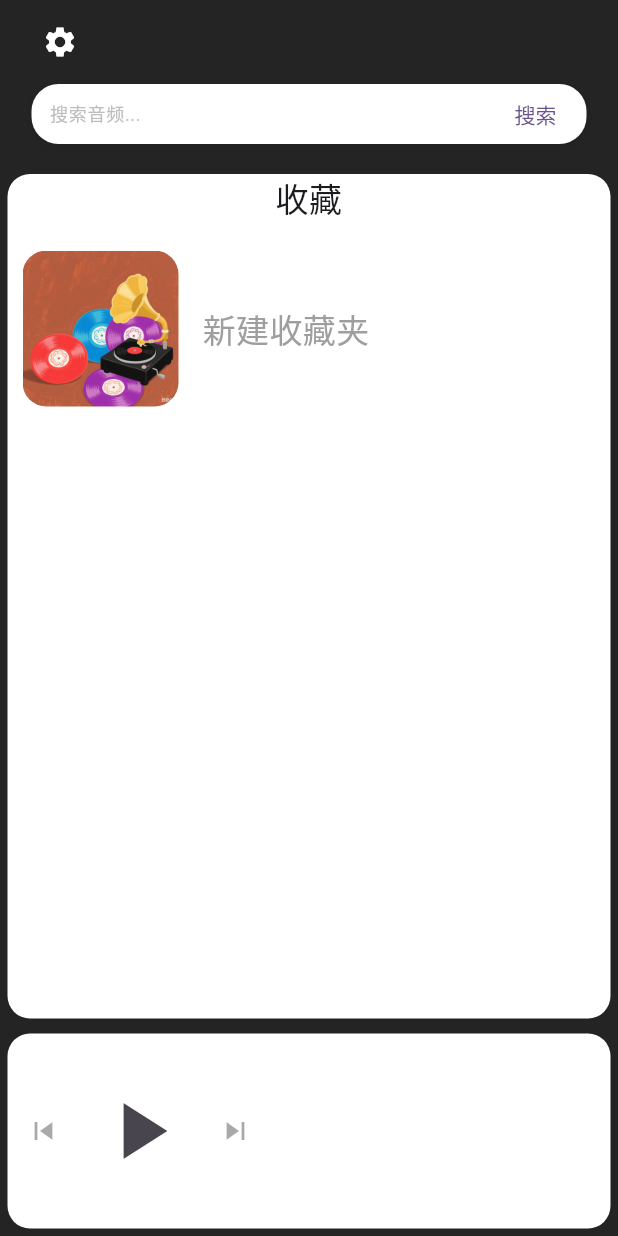
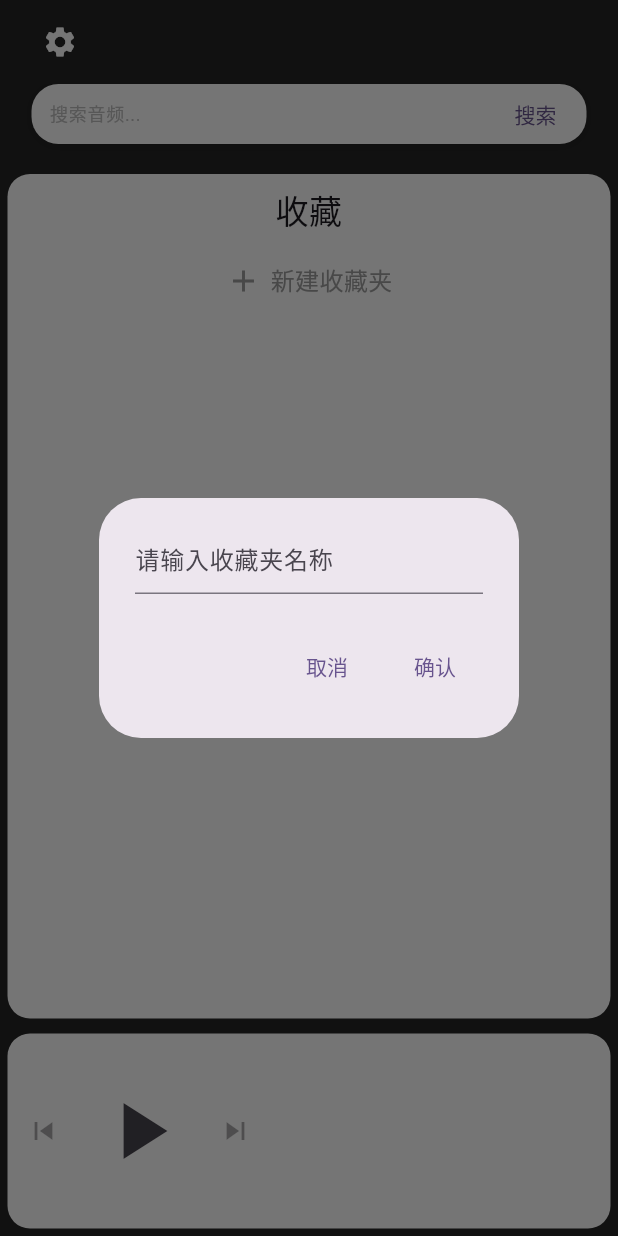
Before and after one commit to PanRui1999/sound_free, a Flutter app: the screen it shows after launch, after a tap on "新建收藏夹", on a phone screen of 412 x 824 dp. Run offline on Flutter 3.47's test engine with Material 3 defaults, Android fonts, the phone set to English and light mode, and no system bars; our stand-ins replace hive, hive_flutter, just_audio; accounts and stored records are empty.

Commit message:
1.添加基础的收藏增、删、改 2.配置基础Hive

```diff
--- a/lib/controllers/hive_favorites_controller.dart
+++ b/lib/controllers/hive_favorites_controller.dart
@@ -1,20 +1,81 @@
+import 'dart:developer';
+
 import 'package:sound_free/models/favorites_collection.dart';
 import 'package:sound_free/tools/global_data.dart';
 import 'package:hive_flutter/adapters.dart';
 
 class HiveFavoritesController {
-  static final HiveFavoritesController _instance =
-      HiveFavoritesController._internal();
+  static HiveFavoritesController? _instance;
+  GlobalData? _globalData;
+  Box<FavoritesCollection>? _box;
 
-  factory HiveFavoritesController() => _instance;
+  factory HiveFavoritesController() =>
+      _instance ??= HiveFavoritesController._internal();
 
-  HiveFavoritesController._internal();
-
-  final GlobalData _globalData = GlobalData();
-
-  Box<FavoritesCollection> obtainBox() {
-    return Hive.box<FavoritesCollection>(
-      _globalData.boxNameOfFavoritesCollection,
+  HiveFavoritesController._internal() {
+    _globalData = GlobalData();
+    _box = Hive.box<FavoritesCollection>(
+      _globalData!.boxNameOfFavoritesCollection,
     );
   }
+
+  bool rename(FavoritesCollection f, String name) {
+    if (name.isEmpty) {
+      return false;
+    }
+    try {
+      for (var key in _box!.keys) {
+        if (key == f.name) {
+          _box!.delete(f.name).then((value) {
+            f.name = name;;
+            _box!.put(name, f);
+          });
+          return true;
+        }
+      }
+      return false;
+    } catch (e) {
+      log('ERROR: HiveFavoritesController 在更新收藏($name)时发生错误\n\t$e');
+      return false;
+    }
+  }
+
+  bool delete(String name) {
+    if (name.isEmpty) {
+      return false;
+    }
+    try {
+      _box!.delete(name);
+      return true;
+    } catch (e) {
+      log('ERROR: HiveFavoritesController 在删除收藏($name)时发生错误\n\t$e');
+      return false;
+    }
+  }
+
+  bool add(String name) {
+    if (name.isEmpty) {
+      return false;
+    }
+    try {
+      if (_box!.containsKey(name)) {
+        return false;
+      }
+      _box!.put(name, FavoritesCollection(name: name));
+      return true;
+    } catch (e) {
+      log('ERROR: HiveFavoritesController 在添加一个收藏时发生错误\n\t$e');
+      return false;
+    }
+  }
+
+  List<FavoritesCollection> all() {
+    List<FavoritesCollection> list = [];
+    for (var key in _box!.keys) {
+      var t = _box!.get(key);
+      if (t == null) continue;
+      list.add(t);
+    }
+    return list;
+  }
 }
--- a/lib/main.dart
+++ b/lib/main.dart
@@ -26,7 +26,8 @@ Future<void> initHive() async {
   Hive.registerAdapter(FavoritesCollectionAdapter());
 
   // preopen box
-  await Hive.openBox<FavoritesCollection>(
+  var box = await Hive.openBox<FavoritesCollection>(
     GlobalData().boxNameOfFavoritesCollection,
   );
+  //await box.clear();
 }
--- a/lib/models/favorites_collection.dart
+++ b/lib/models/favorites_collection.dart
@@ -6,10 +6,11 @@ part 'favorites_collection.g.dart'; // 生成文件
 @HiveType(typeId: 4)
 class FavoritesCollection extends HiveObject {
   @HiveField(0)
-  final String name;
+  String name;
 
   @HiveField(1)
   List<Sound> sounds = [];
 
   FavoritesCollection({required this.name});
+  FavoritesCollection.withSounds({required this.name, required this.sounds});
 }
--- a/lib/models/song.dart
+++ b/lib/models/song.dart
@@ -10,13 +10,13 @@ class Song extends Sound {
   final String name;
 
   @HiveField(11)
-  late SongLyrics lyrics;
+  SongLyrics? lyrics;
 
   @HiveField(12)
   final String singer;
 
   @HiveField(13)
-  late String imagePath;
+  String? imagePath;
 
   Song({
     required this.name,
--- a/lib/models/song_lyrics.dart
+++ b/lib/models/song_lyrics.dart
@@ -11,4 +11,8 @@ class SongLyrics extends HiveObject {
   final bool isLocal;
 
   SongLyrics({required this.lyricsPath, required this.isLocal});
+
+  SongLyrics copy() {
+    return SongLyrics(lyricsPath: lyricsPath, isLocal: isLocal);
+  }
 }
--- /dev/null
+++ b/lib/ui/android/components/favorites_list.dart
@@ -0,0 +1,165 @@
+import 'dart:developer';
+
+import 'package:flutter/material.dart';
+import 'package:sound_free/models/favorites_collection.dart';
+import 'package:sound_free/controllers/hive_favorites_controller.dart';
+import 'package:sound_free/ui/android/components/favorite_item.dart';
+
+class FavoriteSection extends StatefulWidget {
+  const FavoriteSection({super.key});
+  @override
+  State<FavoriteSection> createState() => _FavoriteSectionState();
+}
+
+class _FavoriteSectionState extends State<FavoriteSection> {
+  final List<FavoritesCollection> favoriteItems = [];
+  final HiveFavoritesController _controller = HiveFavoritesController();
+  final TextEditingController _textEditingController = TextEditingController();
+
+  @override
+  void initState() {
+    // TODO: implement initState
+    super.initState();
+    _refreshFavoritesList();
+  }
+
+  void _refreshFavoritesList() {
+    favoriteItems.clear();
+    favoriteItems.addAll(_controller.all());
+  }
+
+  void _newFavoriteItem(String name) {
+    if (_controller.add(name)) {
+      favoriteItems.add(FavoritesCollection(name: name));
+      setState(() {});
+    }
+  }
+
+  void _editFavoriteItem(String oldName, String newName) {
+    var f = favoriteItems.firstWhere((e)=> e.name == oldName);
+    if (_controller.rename(f, newName)) {
+      f.name = newName;
+    }
+  }
+
+  void _deleteFavoriteItem(String name) {
+    if (_controller.delete(name)) {
+      favoriteItems.removeWhere((element) => element.name == name);
+      setState(() {});
+    }
+  }
+
+  Future<String?> newFavoriteItem({
+    String operation = 'new',
+    String oldName = ''
+  }) async {
+    final result = await showDialog<String>(
+      context: context,
+      builder: (context) => AlertDialog(
+        content: TextField(
+          controller: _textEditingController,
+          decoration: InputDecoration(hintText: "请输入收藏夹名称"),
+        ),
+        actions: [
+          TextButton(
+            onPressed: () {
+              _textEditingController.clear();
+              Navigator.pop(context);
+            },
+            child: Text("取消"),
+          ),
+          TextButton(
+            onPressed: () {
+              if (_textEditingController.text.isNotEmpty) {
+                Navigator.pop(context, _textEditingController.text);
+              }
+              _textEditingController.clear();
+            },
+            child: Text("确认"),
+          ),
+        ],
+      ),
+    );
+    if (result != null) {
+      if (operation == 'new') {
+        _newFavoriteItem(result);
+      } else if (operation == 'edit') {
+        _editFavoriteItem(oldName, result);
+      }
+    }
+    return result;
+  }
+
+  @override
+  Widget build(BuildContext context) {
+    return Expanded(
+      child: Container(
+        decoration: BoxDecoration(
+          color: Colors.white,
+          borderRadius: BorderRadius.circular(15),
+        ),
+        child: Column(
+          children: [
+            const SizedBox(height: 8),
+            Row(
+              children: [
+                Expanded(
+                  child: Text(
+                    "收藏",
+                    textAlign: TextAlign.center,
+                    style: TextStyle(fontSize: 22),
+                  ),
+                ),
+              ],
+            ),
+            const SizedBox(height: 10),
+            Expanded(
+              child: ListView.builder(
+                itemCount: favoriteItems.length + 1,
+                itemBuilder: (context, index) {
+                  return index == favoriteItems.length
+                      ? FavoriteAddSection(onTap: newFavoriteItem)
+                      : FavoriteItem(
+                          key: Key(favoriteItems[index].name),
+                          name: favoriteItems[index].name,
+                          onDelete: _deleteFavoriteItem,
+                          onRename: newFavoriteItem,
+                        );
+                },
+              ),
+            ),
+          ],
+        ),
+      ),
+    );
+  }
+}
+
+class FavoriteAddSection extends StatelessWidget {
+  final VoidCallback onTap;
+
+  const FavoriteAddSection({super.key, required this.onTap});
+
+  @override
+  Widget build(BuildContext context) {
+    return GestureDetector(
+      onTap: onTap,
+      child: Container(
+        alignment: Alignment.center,
+        margin: const EdgeInsets.all(10),
+        child: Row(
+          mainAxisSize: MainAxisSize.min,
+          children: [
+            Icon(Icons.add, color: Colors.grey),
+            const SizedBox(width: 6.0),
+            Text(
+              "新建收藏夹",
+              textAlign: TextAlign.left,
+              style: TextStyle(fontSize: 16, color: Colors.grey),
+            ),
+          ],
+        ),
+      ),
+    );
+  }
+}
--- a/lib/ui/android/screens/index.dart
+++ b/lib/ui/android/screens/index.dart
@@ -1,10 +1,8 @@
 import 'package:flutter/material.dart';
-import 'package:sound_free/models/favorites_collection.dart';
 import '../components/search_bar.dart' show TopSearchBar;
 import '../components/sound_player.dart' show SoundPlayer;
 import 'package:just_audio/just_audio.dart' show AudioPlayer;
-import 'package:sound_free/controllers/hive_favorites_controller.dart';
-import 'package:sound_free/ui/android/components/favorite_item.dart';
+import 'package:sound_free/ui/android/components/favorites_list.dart';
 
 class Index extends StatelessWidget {
   const Index({super.key});
@@ -30,7 +28,7 @@ class Index extends StatelessWidget {
           padding: const EdgeInsets.only(left: 5, right: 5, bottom: 5),
           child: Column(
             children: [
-              TopSearchBar(),
+              const TopSearchBar(),
               const SizedBox(height: 20),
               const FavoriteSection(),
               const SizedBox(height: 10),
@@ -42,103 +40,3 @@ class Index extends StatelessWidget {
     );
   }
 }
-
-/// 中间的收藏夹部分
-class FavoriteSection extends StatefulWidget {
-  const FavoriteSection({super.key});
-  @override
-  State<FavoriteSection> createState() => _FavoriteSectionState();
-}
-
-class _FavoriteSectionState extends State<FavoriteSection> {
-  final List<FavoritesCollection> favoriteItems = [];
-
-  @override
-  void initState() {
-    // TODO: implement initState
-    super.initState();
-    var box = HiveFavoritesController().obtainBox();
-    for (var key in box.keys) {
-      var v = box.get(key);
-      if (v == null) continue;
-      favoriteItems.add(v);
-    }
-  }
-
-  @override
-  Widget build(BuildContext context) {
-    return Expanded(
-      child: Container(
-        decoration: BoxDecoration(
-          color: Colors.white,
-          borderRadius: BorderRadius.circular(15),
-        ),
-        child: Column(
-          children: [
-            Row(
-              children: [
-                Expanded(
-                  child: Text(
-                    "收藏",
-                    textAlign: TextAlign.center,
-                    style: TextStyle(fontSize: 22),
-                  ),
-                ),
-              ],
-            ),
-            const SizedBox(height: 10),
-            Expanded(
-              child: ListView.builder(
-                itemCount: favoriteItems.length + 1,
-                itemBuilder: (context, index) {
-                  if (index == favoriteItems.length) {
-                    return FavoriteAddSection();
-                  } else {
-                    return FavoriteItem(name: favoriteItems[index].name);
-                  }
-                },
-              ),
-            ),
-          ],
-        ),
-      ),
-    );
-  }
-}
-
-class FavoriteAddSection extends StatelessWidget {
-  const FavoriteAddSection({super.key});
-
-  @override
-  Widget build(BuildContext context) {
-    return GestureDetector(
-      onTap: () {},
-      child: Container(
-        margin: const EdgeInsets.all(10),
-        child: Row(
-          children: [
-            Container(
-              width: 104,
-              height: 104,
-              decoration: BoxDecoration(
-                borderRadius: BorderRadius.circular(16),
-                image: DecorationImage(
-                  image: AssetImage("assets/images/favorites_image.png"),
-                  fit: BoxFit.cover,
-                ),
-              ),
-            ),
-            const SizedBox(width: 16.0),
-            Expanded(
-              child: Text(
-                "新建收藏夹",
-                textAlign: TextAlign.left,
-                style: TextStyle(fontSize: 22, color: Colors.grey),
-              ),
-            ),
-          ],
-        ),
-      ),
-    );
-  }
-}
```
Also changed, not shown: lib/ui/android/components/favorite_item.dart (+59 -6 lines), lib/models/song.g.dart.
